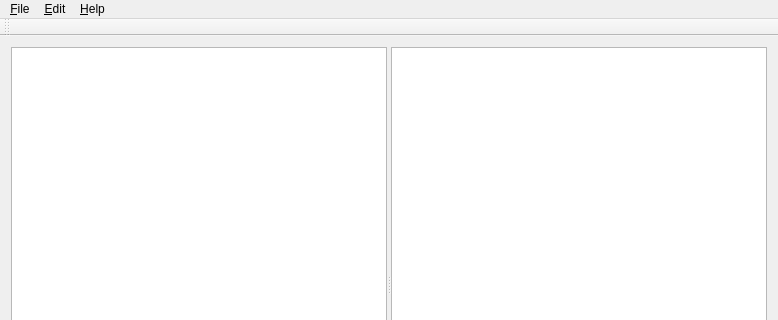
The window that mainwindow.ui (aizenbit/Scribbler) describes before a commit, drawn with Qt 5; both pictures show x 0 to 778 and y 0 to 320 of the 778 by 543 pixel window.
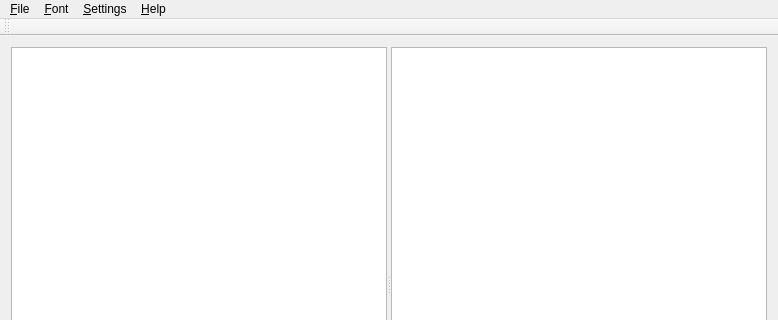
The same window after the commit. Custom widgets are drawn as their Qt base class.

```diff
--- a/mainwindow.ui
+++ b/mainwindow.ui
@@ -59,7 +59,7 @@
    </widget>
    <widget class="QMenu" name="menuEdit">
     <property name="title">
-     <string>&amp;Edit</string>
+     <string>&amp;Settings</string>
     </property>
     <addaction name="actionShow_ToolBar"/>
     <addaction name="actionPreferences"/>
@@ -72,7 +72,15 @@
     <addaction name="actionLicenses_and_Credits"/>
     <addaction name="actionAbout_Scribbler"/>
    </widget>
+   <widget class="QMenu" name="menuFont">
+    <property name="title">
+     <string>&amp;Font</string>
+    </property>
+    <addaction name="actionLoad_Font"/>
+    <addaction name="actionFont_Editor"/>
+   </widget>
    <addaction name="menuFile"/>
+   <addaction name="menuFont"/>
    <addaction name="menuEdit"/>
    <addaction name="menuAbout"/>
   </widget>
```
Left out of the diff: 4 changed lines with no effect on the pictures.
